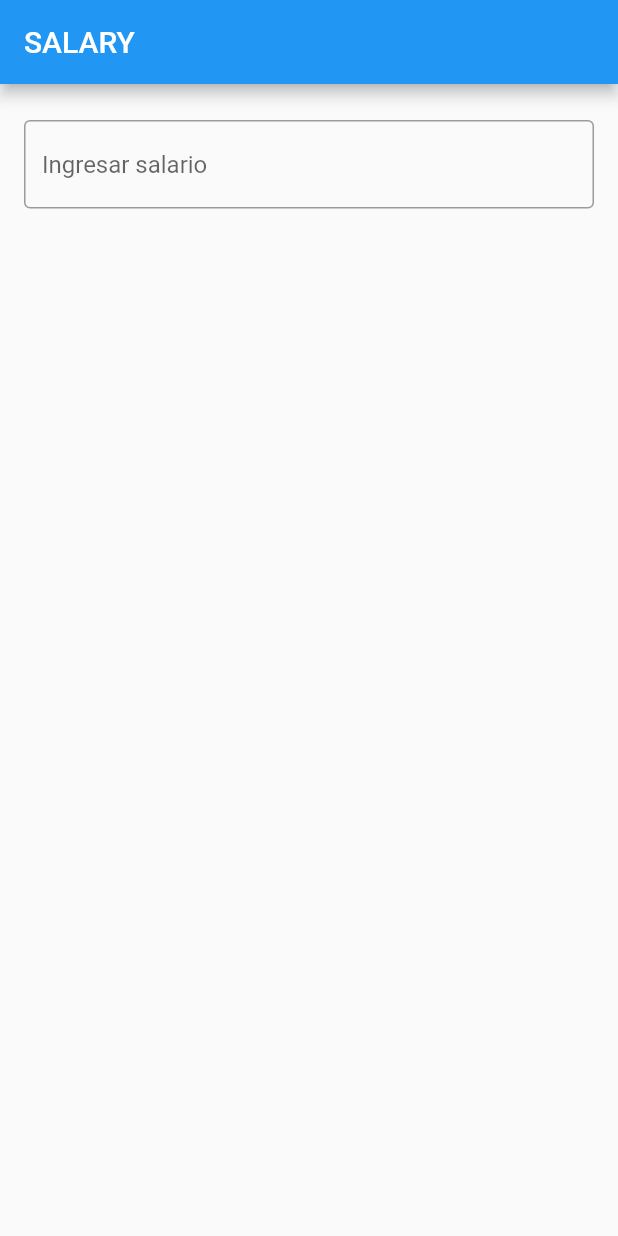
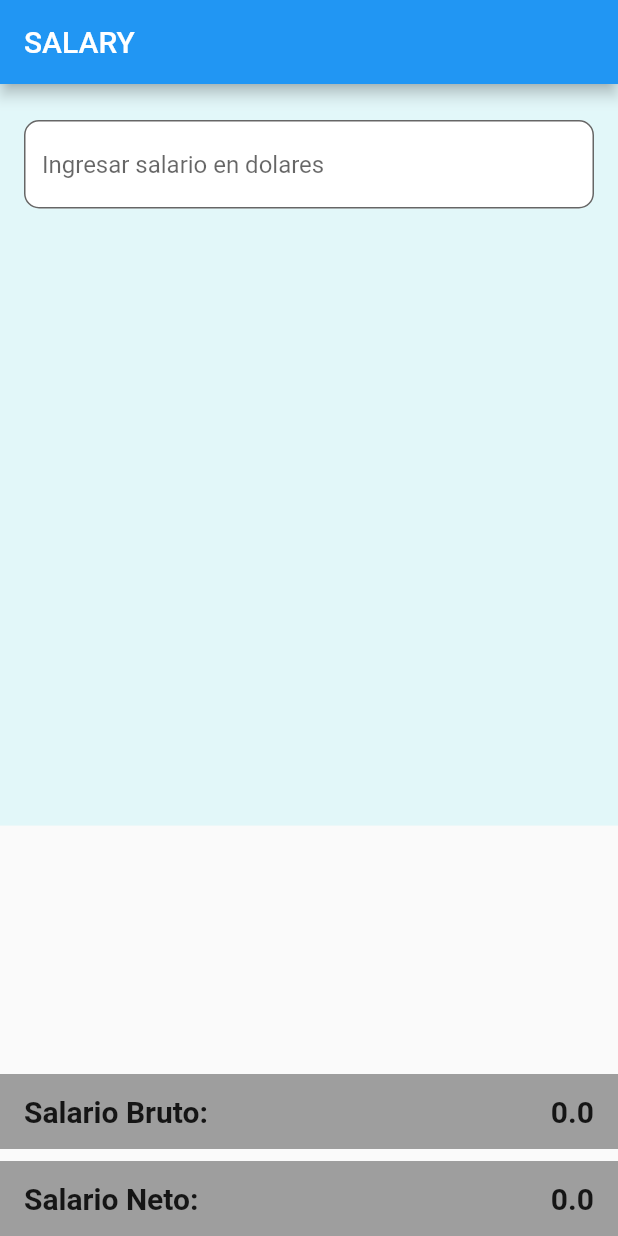
Before and after one commit to jm-mdq-vd/salary-app, a Flutter app: the screen it shows after launch, on a phone screen of 412 x 824 dp. Run offline on Flutter 3.47's test engine with Material 2 defaults, Android fonts, the phone set to English and light mode, and no system bars.

Commit message:
Added cell to show salary results

```diff
--- a/lib/main.dart
+++ b/lib/main.dart
@@ -17,6 +17,7 @@ class SalaryApp extends StatelessWidget {
         primaryColor: Colors.teal,
       ),
       home: Scaffold(
+        resizeToAvoidBottomInset: false,
         appBar: AppBar(
           title: const Text('SALARY'),
         ),
@@ -26,31 +27,111 @@ class SalaryApp extends StatelessWidget {
   }
 }
 
-class MainView extends StatelessWidget {
+class MainView extends StatefulWidget {
   const MainView({Key? key}) : super(key: key);
 
+  @override
+  State<MainView> createState() => _MainViewState();
+}
+
+class _MainViewState extends State<MainView> {
   final double percentage = 0.17;
+  double get remainingSalary => fullSalary - (fullSalary * percentage);
+  double fullSalary = 0.0;
 
   @override
   Widget build(BuildContext context) {
-    return Container(
+    return Column(
+      mainAxisAlignment: MainAxisAlignment.center,
+      mainAxisSize: MainAxisSize.max,
+      children: [
+        Container(
+          color: const Color.fromRGBO(226, 247, 249, 1.0),
+          height: MediaQuery.of(context).size.height * 0.60,
           padding: const EdgeInsets.symmetric(
             vertical: 24.0,
             horizontal: 16.0,
           ),
           child: Column(
+            mainAxisAlignment: MainAxisAlignment.start,
             children: [
               InputBox(
-            hintText: 'Ingresar salario',
+                hintText: 'Ingresar salario en dolares',
                 handler: (salary) {
-              devtools.log('Salario Neto: ${salary - (salary * percentage)}');
+                  final fullSalary = salary * 161.50;
+                  setState(() {
+                    this.fullSalary = fullSalary;
+                  });
                 },
               ),
             ],
           ),
+        ),
+        const Spacer(),
+        Column(
+          children: [
+            ResultCell(
+              label: 'Salario Bruto: ',
+              value: '$fullSalary',
+            ),
+            const SizedBox(height: 8,),
+            ResultCell(
+              label: 'Salario Neto: ',
+              value: '$remainingSalary',
+            ),
+          ],
+        )
+      ],
     );
   }
 }
+
+class ResultCell extends StatelessWidget {
+  const ResultCell({
+    Key? key,
+    required this.label,
+    required this.value,
+  }) : super(key: key);
+
+  final String label;
+  final String value;
+
+  @override
+  Widget build(BuildContext context) {
+    return Container(
+      color: Colors.grey,
+      height: 50.0,
+      child: Padding(
+        padding: const EdgeInsets.symmetric(
+          vertical: 4.0,
+          horizontal: 16.0,
+        ),
+        child: Row(
+          mainAxisAlignment: MainAxisAlignment.spaceBetween,
+          children: [
+            Text(
+              label,
+              textAlign: TextAlign.start,
+              style: const TextStyle(
+                fontWeight: FontWeight.bold,
+                fontSize: 20.0,
+              ),
+            ),
+            Text(
+              value,
+              textAlign: TextAlign.start,
+              style: const TextStyle(
+                fontWeight: FontWeight.bold,
+                fontSize: 20.0,
+              ),
+            ),
+          ],
+        ),
+      ),
+    );
+  }
+}
+
 
 
 class InputBox extends StatefulWidget {
@@ -89,12 +170,15 @@ class _InputBoxState extends State<InputBox> {
       controller: _controller,
       onEditingComplete: () {
         setState(() {
-          devtools.log('Base Salary: $_value');
           widget.handler(_value);
         });
       },
       decoration: InputDecoration(
-        border: const OutlineInputBorder(),
+        filled: true,
+        fillColor: Colors.white,
+        border: OutlineInputBorder(
+          borderRadius: BorderRadius.circular(10),
+        ),
         hintText: widget.hintText,
       ),
     );
```
Lines whose indentation alone changed are shown as unchanged.
